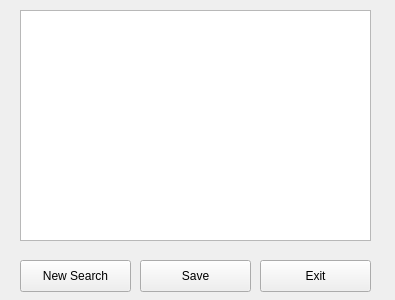
orlandobuzana/Stock_Sniffer, file UI_Forms/ResultsForm.ui: the form before one commit.
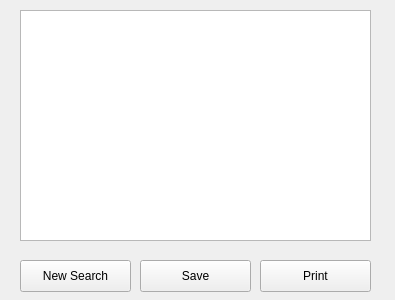
The form after the commit.

The edit to the form file:
```diff
--- a/UI_Forms/ResultsForm.ui
+++ b/UI_Forms/ResultsForm.ui
@@ -23,7 +23,7 @@
     </rect>
    </property>
    <property name="text">
-    <string>Exit</string>
+    <string>Print</string>
    </property>
   </widget>
   <widget class="QPushButton" name="savebtn">
```
Left out of the diff: 2 changed lines with no effect on the pictures.
